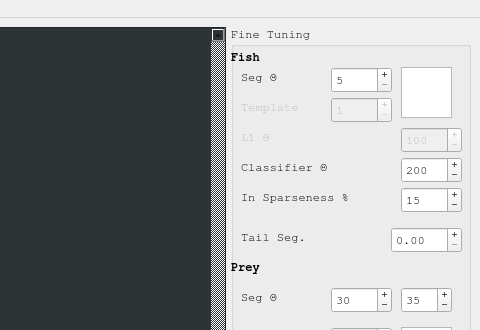
Before: the Qt Designer form GUI/mainwindow.ui in kostasl/zebrafish_tracker, drawn with Qt 5; both pictures show x 260 to 740 and y 0 to 330 of the 740 by 732 pixel window.
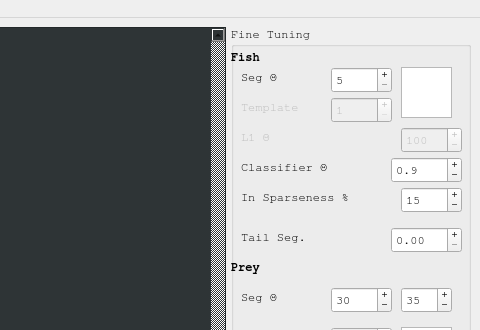
After: the same form once the commit is applied.

What changed in the file:
```diff
--- a/GUI/mainwindow.ui
+++ b/GUI/mainwindow.ui
@@ -797,40 +797,6 @@
           <string>L1 Θ</string>
          </property>
         </widget>
-        <widget class="QSpinBox" name="spinBoxFishnetClassifierthres">
-         <property name="geometry">
-          <rect>
-           <x>170</x>
-           <y>130</y>
-           <width>61</width>
-           <height>26</height>
-          </rect>
-         </property>
-         <property name="toolTip">
-          <string>FishNet L1 Neuron Activation Thresh -(Selectivity)</string>
-         </property>
-         <property name="inputMethodHints">
-          <set>Qt::ImhDigitsOnly</set>
-         </property>
-         <property name="buttonSymbols">
-          <enum>QAbstractSpinBox::PlusMinus</enum>
-         </property>
-         <property name="minimum">
-          <number>0</number>
-         </property>
-         <property name="maximum">
-          <number>1000</number>
-         </property>
-         <property name="stepType">
-          <enum>QAbstractSpinBox::DefaultStepType</enum>
-         </property>
-         <property name="value">
-          <number>200</number>
-         </property>
-         <property name="displayIntegerBase">
-          <number>10</number>
-         </property>
-        </widget>
         <widget class="QLabel" name="label_TemplateMatch_3">
          <property name="geometry">
           <rect>
@@ -911,6 +877,31 @@
           <string>In Sparseness %</string>
          </property>
         </widget>
+        <widget class="QDoubleSpinBox" name="spinBoxFishnetClassifierthres">
+         <property name="geometry">
+          <rect>
+           <x>160</x>
+           <y>130</y>
+           <width>71</width>
+           <height>26</height>
+          </rect>
+         </property>
+         <property name="buttonSymbols">
+          <enum>QAbstractSpinBox::PlusMinus</enum>
+         </property>
+         <property name="decimals">
+          <number>1</number>
+         </property>
+         <property name="maximum">
+          <double>1.000000000000000</double>
+         </property>
+         <property name="singleStep">
+          <double>0.100000000000000</double>
+         </property>
+         <property name="value">
+          <double>0.900000000000000</double>
+         </property>
+        </widget>
        </widget>
       </item>
      </layout>
```
